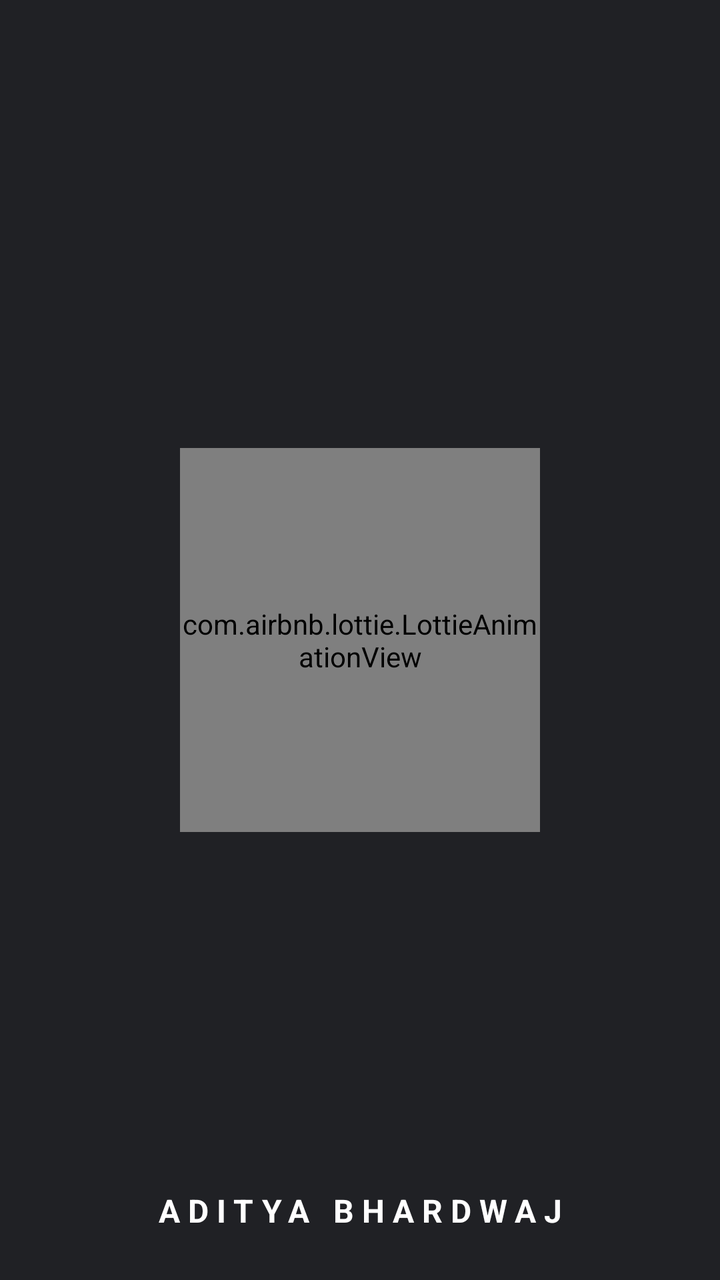
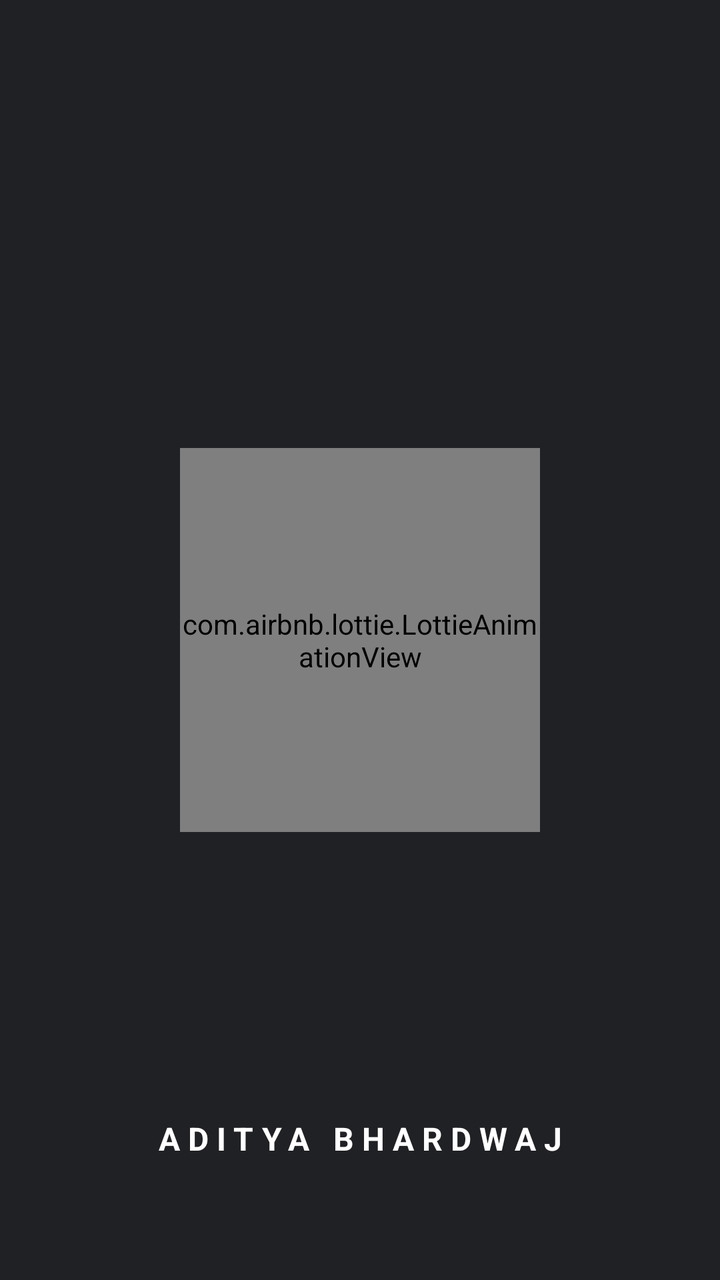

Two renders of the same Android screen: before a commit and after it. Below are the layout's source before the change and the commit's diff.
<!-- AndroidManifest.xml: application theme Theme.UIRecipe -->
<!-- res/layout/activity_splash_screen.xml -->
<?xml version="1.0" encoding="utf-8"?>

<androidx.constraintlayout.widget.ConstraintLayout xmlns:android="http://schemas.android.com/apk/res/android"
    xmlns:app="http://schemas.android.com/apk/res-auto"
    android:layout_width="match_parent"
    android:layout_height="match_parent">

    <androidx.constraintlayout.widget.Guideline
        android:id="@+id/guideline1"
        android:layout_width="wrap_content"
        android:layout_height="wrap_content"
        android:orientation="horizontal"
        app:layout_constraintGuide_percent="0.35" />

    <androidx.constraintlayout.widget.Guideline
        android:id="@+id/guideline2"
        android:layout_width="wrap_content"
        android:layout_height="wrap_content"
        android:orientation="horizontal"
        app:layout_constraintGuide_percent="0.65" />

    <androidx.constraintlayout.widget.Guideline
        android:id="@+id/guideline3"
        android:layout_width="wrap_content"
        android:layout_height="wrap_content"
        android:orientation="vertical"
        app:layout_constraintGuide_percent="0.25" />

    <androidx.constraintlayout.widget.Guideline
        android:id="@+id/guideline4"
        android:layout_width="wrap_content"
        android:layout_height="wrap_content"
        android:orientation="vertical"
        app:layout_constraintGuide_percent="0.75" />

    <com.airbnb.lottie.LottieAnimationView
        android:layout_width="0dp"
        android:layout_height="0dp"
        app:layout_constraintBottom_toBottomOf="@id/guideline2"
        app:layout_constraintEnd_toEndOf="@id/guideline4"
        app:layout_constraintStart_toStartOf="@id/guideline3"
        app:layout_constraintTop_toTopOf="@id/guideline1"
        app:lottie_autoPlay="true"
        app:lottie_loop="true"
        app:lottie_rawRes="@raw/splash_screen" />

    <TextView
        android:layout_width="match_parent"
        android:layout_height="wrap_content"
        android:layout_margin="24dp"
        android:gravity="center"
        android:letterSpacing=".25"
        android:text="@string/author"
        android:textColor="@color/colorWhite"
        android:textSize="16sp"
        android:textStyle="bold"
        app:layout_constraintBottom_toBottomOf="parent"
        app:layout_constraintEnd_toEndOf="parent"
        app:layout_constraintStart_toStartOf="parent" />

</androidx.constraintlayout.widget.ConstraintLayout>
<!-- resources referenced by this layout -->
<resources>
  <color name="colorWhite">#ffffff</color>
  <string name="author">ADITYA BHARDWAJ</string>
  <style name="Theme.UIRecipe" parent="Theme.MaterialComponents.DayNight.NoActionBar">
          
          <item name="colorPrimary">@color/colorPrimary</item>
          <item name="colorPrimaryVariant">@color/colorPrimaryVariant</item>
          <item name="colorOnPrimary">@color/colorOnPrimary</item>
          
          <item name="colorSecondary">@color/colorPrimary</item>
          <item name="colorSecondaryVariant">@color/colorPrimaryVariant</item>
          <item name="colorOnSecondary">@color/colorOnPrimary</item>
          
          <item name="android:statusBarColor">?attr/colorPrimaryVariant</item>
          
          <item name="fontFamily">@font/common</item>
          <item name="searchViewStyle">@style/customSearchView</item>
          <item name="android:navigationBarColor">@color/colorDarkVariant</item>
          <item name="android:windowBackground">@color/colorPrimary</item>
          <item name="android:editTextColor">@color/colorWhite</item>
          <item name="android:textColorHint">@color/colorWhite</item>
      </style>
  <color name="colorPrimary">#202125</color>
  <color name="colorPrimaryVariant">#202125</color>
  <color name="colorOnPrimary">#03DAC5</color>
  <style name="customSearchView" parent="Widget.AppCompat.SearchView">
          <item name="searchHintIcon">@null</item>
          <item name="submitBackground">@color/colorPrimary</item>
          <item name="queryBackground">@color/colorPrimary</item>
      </style>
  <color name="colorDarkVariant">#313236</color>
</resources>

<!-- the commit's change to res/layout/activity_splash_screen.xml (unified diff, before → after) -->
@@ -48,6 +48,7 @@
         android:layout_width="match_parent"
         android:layout_height="wrap_content"
         android:layout_margin="24dp"
+        android:paddingBottom="36dp"
         android:gravity="center"
         android:letterSpacing=".25"
         android:text="@string/author"
